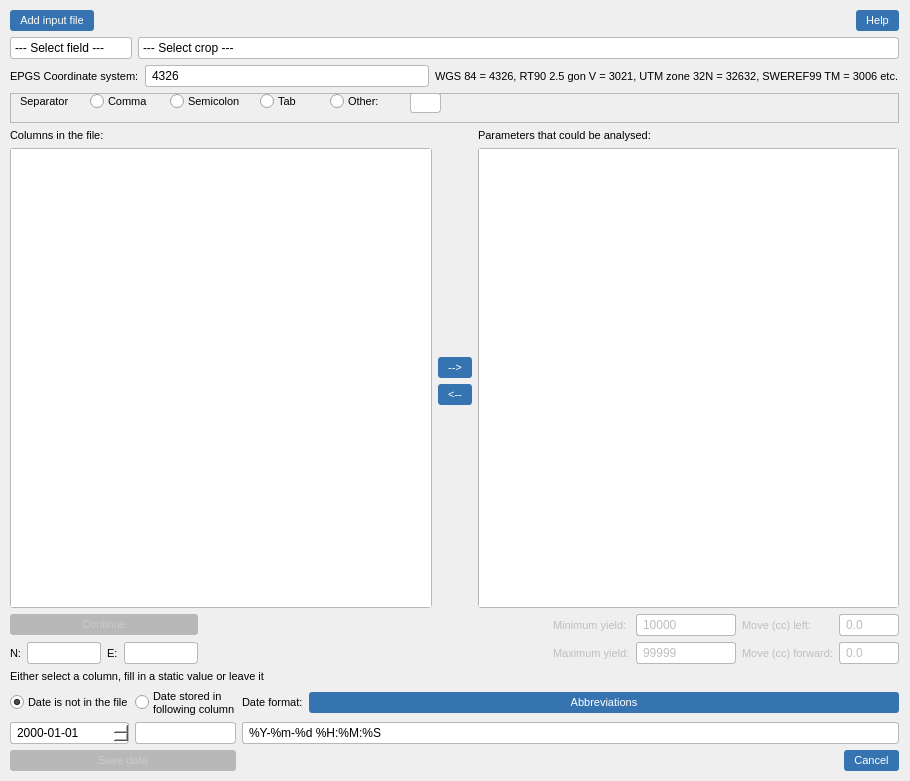
Before: the Qt Designer form widgets/import_text_dialog_base.ui in axelande/geodatafarm3, drawn with Qt 5.
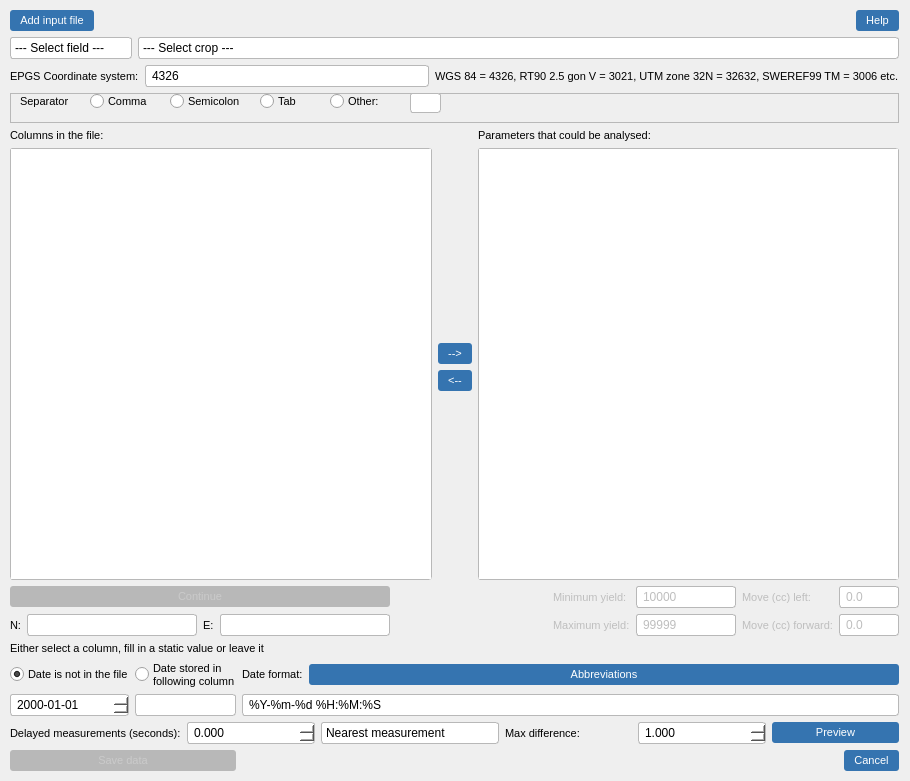
After: the same form once the commit is applied. Icons and pictures are not drawn.

Commit message: Updated to version 3.4.0 added Spraying journal, fertlize index and time shift in import

Diff of the .ui file:
```diff
--- a/widgets/import_text_dialog_base.ui
+++ b/widgets/import_text_dialog_base.ui
@@ -90,6 +90,11 @@
   border: none;
   width: 20px;
 }
+QComboBox::down-arrow {
+  image: url(gdfarrow:combo_arrow.png);
+  width: 14px;
+  height: 14px;
+}
 QComboBox QAbstractItemView {
   color: palette(text);
   background: palette(base);
@@ -502,6 +507,12 @@
       </item>
       <item row="1" column="3">
        <widget class="QComboBox" name="ComBEast">
+        <property name="minimumSize">
+         <size>
+          <width>170</width>
+          <height>0</height>
+         </size>
+        </property>
         <property name="locale">
          <locale language="English" country="UnitedKingdom" />
         </property>
@@ -629,6 +640,12 @@
       </item>
       <item row="1" column="1">
        <widget class="QComboBox" name="ComBNorth">
+        <property name="minimumSize">
+         <size>
+          <width>170</width>
+          <height>0</height>
+         </size>
+        </property>
         <property name="locale">
          <locale language="English" country="UnitedKingdom" />
         </property>
@@ -671,7 +688,54 @@
     </item>
     <item>
      <layout class="QGridLayout" name="gridLayout_3">
-      <item row="3" column="3">
+      <item row="3" column="0" colspan="4">
+       <layout class="QHBoxLayout" name="timeShiftLayout">
+        <item>
+         <widget class="QLabel" name="LTimeShift">
+          <property name="text">
+           <string>Delayed measurements (seconds):</string>
+          </property>
+         </widget>
+        </item>
+        <item>
+         <widget class="QDoubleSpinBox" name="SBTimeDelay">
+          <property name="minimum"><double>-86400.000000000000000</double></property>
+          <property name="maximum"><double>86400.000000000000000</double></property>
+          <property name="decimals"><number>3</number></property>
+          <property name="singleStep"><double>1.000000000000000</double></property>
+          <property name="value"><double>0.000000000000000</double></property>
+         </widget>
+        </item>
+        <item>
+         <widget class="QComboBox" name="CBTimeStrategy">
+          <item><property name="text"><string>Nearest measurement</string></property></item>
+          <item><property name="text"><string>Previous measurement</string></property></item>
+          <item><property name="text"><string>Next measurement</string></property></item>
+          <item><property name="text"><string>Leave shifted values blank</string></property></item>
+         </widget>
+        </item>
+        <item>
+         <widget class="QLabel" name="labelTimeTolerance">
+          <property name="text"><string>Max difference:</string></property>
+         </widget>
+        </item>
+        <item>
+         <widget class="QDoubleSpinBox" name="SBTimeTolerance">
+          <property name="minimum"><double>0.000000000000000</double></property>
+          <property name="maximum"><double>86400.000000000000000</double></property>
+          <property name="decimals"><number>3</number></property>
+          <property name="singleStep"><double>0.5</double></property>
+          <property name="value"><double>1.000000000000000</double></property>
+         </widget>
+        </item>
+        <item>
+         <widget class="QPushButton" name="PBPreviewTimeShift">
+          <property name="text"><string>Preview</string></property>
+         </widget>
+        </item>
+       </layout>
+      </item>
+      <item row="4" column="3">
        <widget class="QDialogButtonBox" name="button_box">
         <property name="locale">
          <locale language="English" country="UnitedKingdom" />
@@ -762,7 +826,7 @@
         </attribute>
        </widget>
       </item>
-      <item row="3" column="0" colspan="2">
+      <item row="4" column="0" colspan="2">
        <widget class="QPushButton" name="PBInsertDataIntoDB">
         <property name="enabled">
          <bool>false</bool>
```
Left out of the diff: 35 changed lines with no effect on the pictures. The commit also changes 50 other files.
